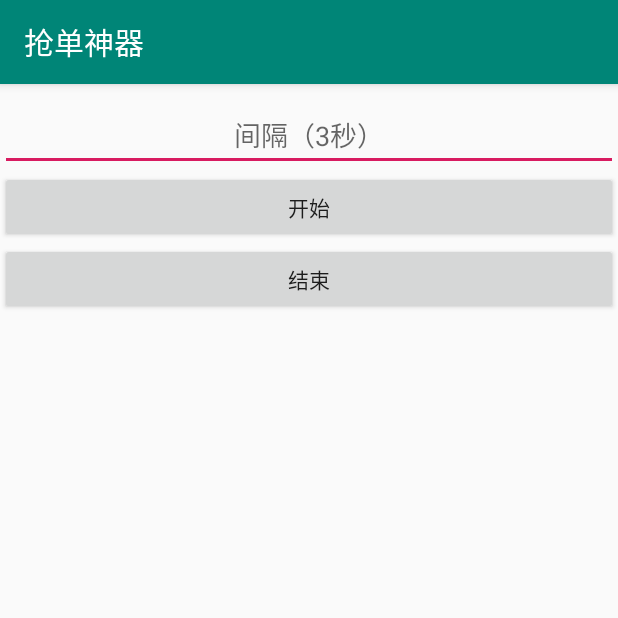
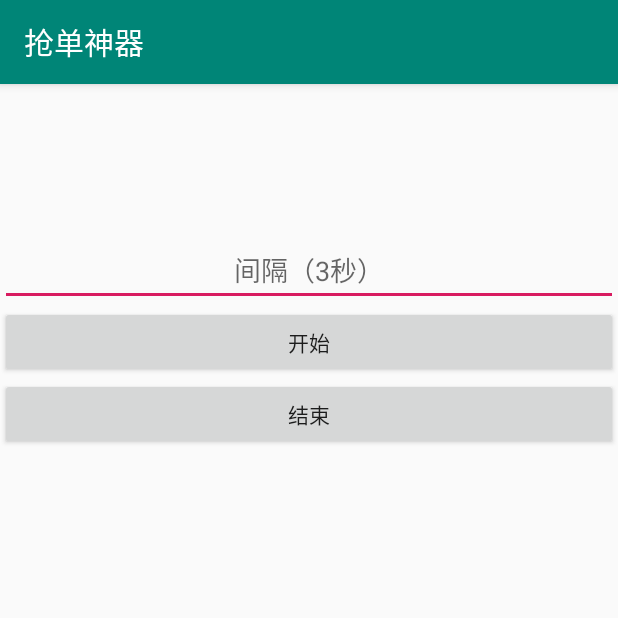
Before and after one commit to liwuchen/AutoRequest, an Android app: the screen it shows after launch (MainActivity), after a tap on "开始", on a phone screen of 412 x 824 dp, the top half of it. Run offline under Robolectric (Android 15) with nearby library versions, the phone set to English and light mode, and no system bars.

Commit message:
上传最后的代码（此应用已作废）

```diff
--- a/app/src/main/java/com/example/hello/view/activity/MainActivity.java
+++ b/app/src/main/java/com/example/hello/view/activity/MainActivity.java
@@ -12,7 +12,6 @@ import android.widget.Toast;
 import androidx.appcompat.app.AppCompatActivity;
 
 import com.example.hello.R;
-import com.example.hello.model.OrderCheck;
 import com.example.hello.model.OrderInfo;
 import com.example.hello.presenter.impl.MainAPresenterImpl;
 import com.example.hello.presenter.inter.IMainAPresenter;
@@ -26,16 +25,12 @@ import java.net.HttpURLConnection;
 import java.net.URL;
 import java.util.concurrent.Executors;
 import java.util.concurrent.ScheduledExecutorService;
+import java.util.concurrent.ScheduledThreadPoolExecutor;
 import java.util.concurrent.TimeUnit;
 import com.google.gson.Gson;
 
 public class MainActivity extends AppCompatActivity implements IMainAView, View.OnClickListener {
     private static final String TAG = "Order";
-    private static final String UID = "50937";
-    private static final String UTOKEN = "377e5e6029891171315836dc9d28c62a";
-    private static final String PCZAPI = "6ffe853bfUIOJOm3538f5";
-    private static final String ADDRESS_ID = "4068";
-
     private ScheduledExecutorService ss = Executors.newScheduledThreadPool(5); //传入核心线程数
 
     private IMainAPresenter mIMainAPresenter;
@@ -44,7 +39,6 @@ public class MainActivity extends AppCompatActivity implements IMainAView, View.
     private Button btnStop;
     private EditText et;
     private TextView tvNum;
-    private TextView tvLog;
     private final int MAX_NUM = 60;
     private int count;
 
@@ -58,7 +52,6 @@ public class MainActivity extends AppCompatActivity implements IMainAView, View.
         btnStop.setOnClickListener(this);
         et = findViewById(R.id.et);
         tvNum = findViewById(R.id.tvNum);
-        tvLog = findViewById(R.id.tvLog);
 
         mIMainAPresenter = new MainAPresenterImpl(this);
 
@@ -80,80 +73,15 @@ public class MainActivity extends AppCompatActivity implements IMainAView, View.
         if (ss.isShutdown()||ss.isTerminated()) {
             ss = Executors.newScheduledThreadPool(5); //传入核心线程数
         }
-        ss.scheduleAtFixedRate(startRunnable,0, period, TimeUnit.SECONDS); // 每3秒后开始任务
-        ss.scheduleAtFixedRate(checkRunnable,0, 2, TimeUnit.SECONDS);
+        ss.scheduleAtFixedRate(runnable,0, period, TimeUnit.SECONDS); // 每3秒后开始任务
     }
 
-    Runnable startRunnable = new Runnable() {
+    Runnable runnable = new Runnable() {
         @Override
         public void run() {
             startRequest();
         }
     };
-
-    Runnable checkRunnable = new Runnable() {
-        @Override
-        public void run() {
-            checkLostOrder();
-        }
-    };
-
-    private void checkLostOrder() {
-        Log.v(TAG, "检查未处理的订单……");
-        HttpURLConnection connection = null;
-        try{
-            URL url = new URL("http://wpp.peczz.top/Apigame/getshoudan");
-            connection = (HttpURLConnection) url.openConnection();
-
-            connection.setRequestMethod("POST");
-            connection.setConnectTimeout(8000);
-            connection.setReadTimeout(8000);
-            connection.setDoOutput(true);// 使用 URL 连接进行输出
-            connection.setDoInput(true);// 使用 URL 连接进行输入
-            connection.setUseCaches(false);// 忽略缓存
-            connection.connect();
-
-            // 建立输出流，并写入数据
-            OutputStream outputStream = connection.getOutputStream();
-            DataOutputStream dataOutputStream = new DataOutputStream(outputStream);
-            String params = new StringBuffer().append("uid=").append(UID)
-                    .append("&utoken=").append(UTOKEN)
-                    .append("&pczapi=").append(PCZAPI)
-                    .append("&types=1").append("p=1")
-                    .toString();
-            dataOutputStream.writeBytes(params);
-            dataOutputStream.close();
-
-            if (HttpURLConnection.HTTP_OK == connection.getResponseCode()) {
-                // 当正确响应时处理数据
-                StringBuffer response = new StringBuffer();
-                String line;
-                BufferedReader responseReader =
-                        new BufferedReader(new InputStreamReader(connection.getInputStream(), "utf-8"));
-                // 处理响应流，必须与服务器响应流输出的编码一致
-                while (null != (line = responseReader.readLine())) {
-                    response.append(line);
-                }
-                responseReader.close();
-                OrderCheck orderCheck = new Gson().fromJson(response.toString(), OrderCheck.class);
-
-                showInfo(orderCheck.getMsg());
-                if (orderCheck.getStatus() == 1000) {
-//                    String orderId = orderCheck.getId();
-//                    submitOrder(orderId);
-                }
-
-            }
-
-        } catch (Exception e) {
-            e.printStackTrace();
-        } finally {
-            if (null!= connection) {
-                connection.disconnect();
-            }
-        }
-
-    }
 
     private void startRequest() {
         Log.d(TAG, "抢单尝试……");
@@ -173,11 +101,7 @@ public class MainActivity extends AppCompatActivity implements IMainAView, View.
             // 建立输出流，并写入数据
             OutputStream outputStream = connection.getOutputStream();
             DataOutputStream dataOutputStream = new DataOutputStream(outputStream);
-            String params = new StringBuffer().append("uid=").append(UID)
-                    .append("&utoken=").append(UTOKEN)
-                    .append("&pczapi=").append(PCZAPI)
-                    .toString();
-            dataOutputStream.writeBytes(params);
+            dataOutputStream.writeBytes("uid=50937&utoken=377e5e6029891171315836dc9d28c62a&pczapi=6ffe853bfUIOJOm3538f5");
             dataOutputStream.close();
 
             if (HttpURLConnection.HTTP_OK == connection.getResponseCode()) {
@@ -218,7 +142,6 @@ public class MainActivity extends AppCompatActivity implements IMainAView, View.
             @Override
             public void run() {
                 Toast.makeText(MainActivity.this, msg, Toast.LENGTH_SHORT).show();
-                tvLog.setText(tvLog.getText()+"\n"+msg);
             }
         });
     }
@@ -241,13 +164,7 @@ public class MainActivity extends AppCompatActivity implements IMainAView, View.
             // 建立输出流，并写入数据
             OutputStream outputStream = connection.getOutputStream();
             DataOutputStream dataOutputStream = new DataOutputStream(outputStream);
-            String params = new StringBuffer().append("uid=").append(UID)
-                    .append("&utoken=").append(UTOKEN)
-                    .append("&pczapi=").append(PCZAPI)
-                    .append("&address_id=").append(ADDRESS_ID)
-                    .append("&pczapi=").append(orderId)
-                    .toString();
-            dataOutputStream.writeBytes(params);
+            dataOutputStream.writeBytes("uid=50937&utoken=377e5e6029891171315836dc9d28c62a&address_id=4068&pczapi=6ffe853bfUIOJOm3538f5&sid="+orderId);
             dataOutputStream.close();
 
             if (HttpURLConnection.HTTP_OK == connection.getResponseCode()) {
--- a/app/src/main/res/layout/activity_main.xml
+++ b/app/src/main/res/layout/activity_main.xml
@@ -5,7 +5,7 @@
     android:layout_width="match_parent"
     android:layout_height="match_parent"
     android:orientation="vertical"
-    android:paddingTop="10dp"
+    android:paddingTop="100dp"
     tools:context=".view.activity.MainActivity">
 
     <EditText
@@ -30,13 +30,4 @@
         android:layout_width="match_parent"
         android:layout_height="wrap_content"
         android:gravity="center"/>
-    <ScrollView
-        android:layout_width="match_parent"
-        android:layout_height="match_parent">
-
-        <TextView
-            android:id="@+id/tvLog"
-            android:layout_width="match_parent"
-            android:layout_height="wrap_content"/>
-    </ScrollView>
 </LinearLayout>
```
